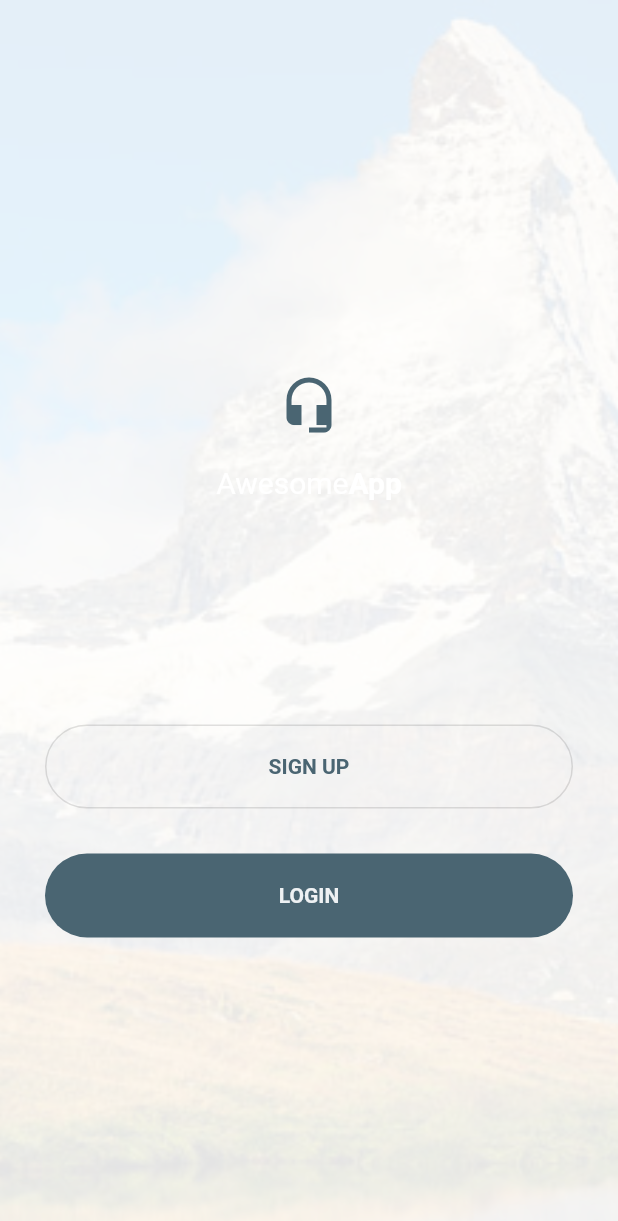
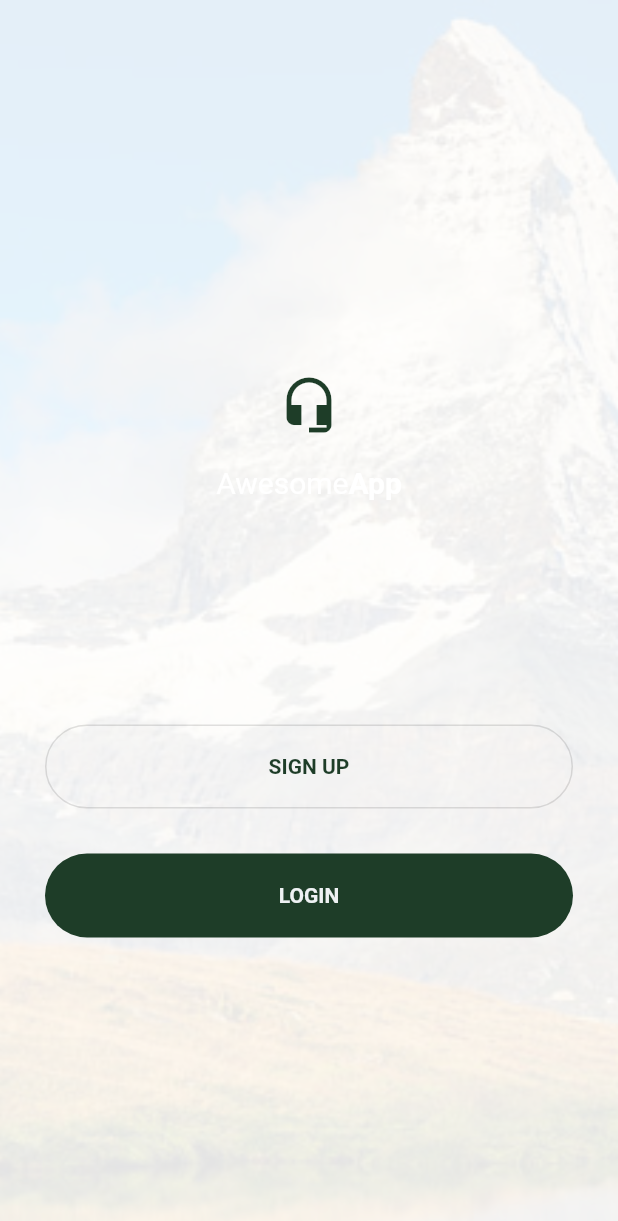
Before and after one commit to AtumaKen/login_test, a Flutter app: the HomePage screen opened directly with empty values, on a phone screen of 412 x 824 dp. Shown: the top 1221 px of the screen. Run offline on Flutter 3.47's test engine with Material 2 defaults, Android fonts, the phone set to English and light mode, and no system bars.

Commit message:
refactored file name and changed widget colors

```diff
--- a/lib/main.dart
+++ b/lib/main.dart
@@ -2,6 +2,7 @@ import 'package:flutter/material.dart';
 import 'package:login_test/dashboard/app_theme.dart';
 import 'package:login_test/dashboard/draw_test.dart';
 import 'package:login_test/providers/appstate_notifier.dart';
+import 'package:login_test/screens/authenticate_pageview.dart';
 import 'package:provider/provider.dart';
 
 void main() {
@@ -22,7 +23,7 @@ class MyApp extends StatelessWidget {
             theme: AppTheme.lightTheme,
             darkTheme: AppTheme.darkTheme,
             themeMode: appState.isDarkMode ? ThemeMode.dark : ThemeMode.light,
-            home: CustomDraw(),
+            home: LoginScreen3(),
           );
         },
       ),
--- a/lib/homme.dart
+++ b/lib/screens/auth_home.dart
@@ -5,6 +5,7 @@ class HomePage extends StatelessWidget {
   final PageController _controller;
 
   HomePage(this._controller);
+
   gotoLogin() {
     _controller.animateToPage(
       0,
@@ -20,6 +21,7 @@ class HomePage extends StatelessWidget {
       curve: Curves.bounceOut,
     );
   }
+
   @override
   Widget build(BuildContext context) {
     return Scaffold(
@@ -28,27 +30,27 @@ class HomePage extends StatelessWidget {
         decoration: BoxDecoration(
           color: AppTheme.nearlyWhite,
           image: DecorationImage(
-            colorFilter: new ColorFilter.mode(
+            colorFilter: ColorFilter.mode(
                 Colors.black.withOpacity(0.1), BlendMode.dstATop),
             image: AssetImage('assets/images/mountains.jpg'),
             fit: BoxFit.cover,
           ),
         ),
-        child: new Column(
+        child: Column(
           children: <Widget>[
             Container(
               padding: EdgeInsets.only(top: 250.0),
               child: Center(
                 child: Icon(
                   Icons.headset_mic,
-                  color: AppTheme.lightText,
+                  color: AppTheme.easySwitchGreen,
                   size: 40.0,
                 ),
               ),
             ),
             Container(
               padding: EdgeInsets.only(top: 20.0),
-              child: new Row(
+              child: Row(
                 mainAxisAlignment: MainAxisAlignment.center,
                 children: <Widget>[
                   Text(
@@ -68,33 +70,34 @@ class HomePage extends StatelessWidget {
                 ],
               ),
             ),
-            new Container(
+            Container(
               width: MediaQuery.of(context).size.width,
-              margin: const EdgeInsets.only(left: 30.0, right: 30.0, top: 150.0),
+              margin:
+                  const EdgeInsets.only(left: 30.0, right: 30.0, top: 150.0),
               alignment: Alignment.center,
-              child: new Row(
+              child: Row(
                 children: <Widget>[
-                  new Expanded(
-                    child: new OutlineButton(
-                      shape: new RoundedRectangleBorder(
-                          borderRadius: new BorderRadius.circular(30.0)),
-                      color: AppTheme.lightText,
+                  Expanded(
+                    child: OutlineButton(
+                      shape: RoundedRectangleBorder(
+                          borderRadius: BorderRadius.circular(30.0)),
+                      color: AppTheme.easySwitchGreen,
                       highlightedBorderColor: Colors.white,
                       onPressed: () => gotoSignup(),
-                      child: new Container(
+                      child: Container(
                         padding: const EdgeInsets.symmetric(
                           vertical: 20.0,
                           horizontal: 20.0,
                         ),
-                        child: new Row(
+                        child: Row(
                           mainAxisAlignment: MainAxisAlignment.center,
                           children: <Widget>[
-                            new Expanded(
+                            Expanded(
                               child: Text(
                                 "SIGN UP",
                                 textAlign: TextAlign.center,
                                 style: TextStyle(
-                                    color: AppTheme.lightText,
+                                    color: AppTheme.easySwitchGreen,
                                     fontWeight: FontWeight.bold),
                               ),
                             ),
@@ -106,27 +109,27 @@ class HomePage extends StatelessWidget {
                 ],
               ),
             ),
-            new Container(
+            Container(
               width: MediaQuery.of(context).size.width,
               margin: const EdgeInsets.only(left: 30.0, right: 30.0, top: 30.0),
               alignment: Alignment.center,
-              child: new Row(
+              child: Row(
                 children: <Widget>[
-                  new Expanded(
-                    child: new FlatButton(
-                      shape: new RoundedRectangleBorder(
-                          borderRadius: new BorderRadius.circular(30.0)),
-                      color: AppTheme.lightText,
+                  Expanded(
+                    child: FlatButton(
+                      shape: RoundedRectangleBorder(
+                          borderRadius: BorderRadius.circular(30.0)),
+                      color: AppTheme.easySwitchGreen,
                       onPressed: () => gotoLogin(),
-                      child: new Container(
+                      child: Container(
                         padding: const EdgeInsets.symmetric(
                           vertical: 20.0,
                           horizontal: 20.0,
                         ),
-                        child: new Row(
+                        child: Row(
                           mainAxisAlignment: MainAxisAlignment.center,
                           children: <Widget>[
-                            new Expanded(
+                            Expanded(
                               child: Text(
                                 "LOGIN",
                                 textAlign: TextAlign.center,
--- a/lib/screens/dashboard.dart
+++ b/lib/screens/dashboard.dart
@@ -59,7 +59,7 @@ class DashBoardScreen extends StatelessWidget {
             top: 130,
             left: 20,
             child: Container(
-              height: size.height * 0.38,
+              height: 300,
               width: size.width * 0.912,
               decoration: BoxDecoration(
                 borderRadius: BorderRadius.circular(20),
--- a/lib/widgets/sub_menu_widget.dart
+++ b/lib/widgets/sub_menu_widget.dart
@@ -1,6 +1,4 @@
-
 import 'package:flutter/material.dart';
-import 'package:login_test/dashboard/draw_test.dart';
 import 'package:login_test/dashboard/home_drawer.dart';
 
 class SubMenuWidget extends StatefulWidget {
```
Also changed, not shown: lib/screens/authenticate_pageview.dart (renamed from lib/terrr.dart, +11 -7 lines), lib/screens/login_screen.dart (renamed from lib/signnn.dart, +33 -83 lines), lib/screens/sign_up_screen.dart (renamed from lib/loggin.dart, +78 -15 lines).
